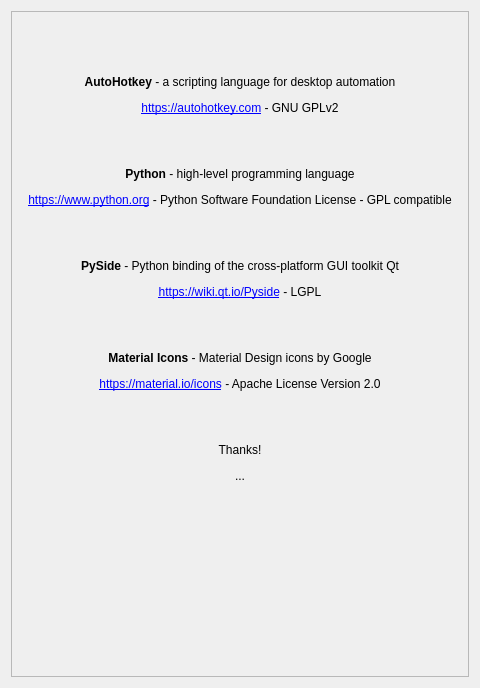
First picture: the form in ui/a2widget/a2licenses_widget.ui, repository ewerybody/a2, before the edit.
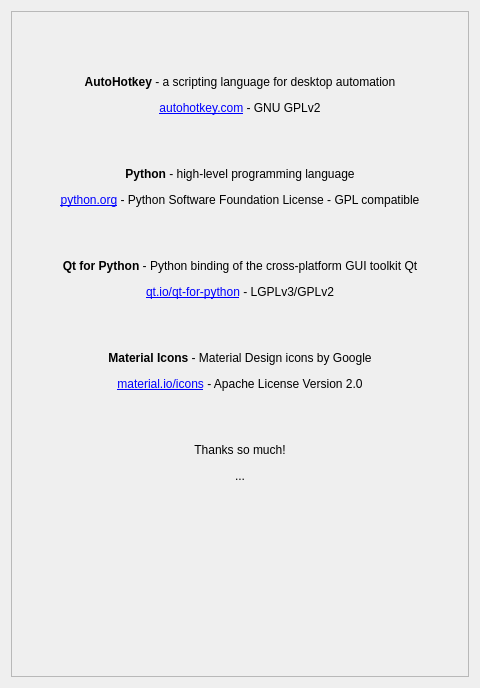
Second picture: the form after the edit. Icons and pictures are not drawn.

Commit message: updated the PySide/Qt for Python License ui

```diff
--- a/ui/a2widget/a2licenses_widget.ui
+++ b/ui/a2widget/a2licenses_widget.ui
@@ -38,7 +38,7 @@
           <bool>false</bool>
          </property>
          <property name="text">
-          <string>&lt;html&gt;&lt;head/&gt;&lt;body&gt;&lt;p align=&quot;center&quot;&gt;&lt;br/&gt;&lt;/p&gt;&lt;p align=&quot;center&quot;&gt;&lt;img src=&quot;res/logo_ahk.png&quot;/&gt;&lt;br/&gt;&lt;span style=&quot; font-weight:600;&quot;&gt;AutoHotkey&lt;/span&gt; - a scripting language for desktop automation&lt;/p&gt;&lt;p align=&quot;center&quot;&gt;&lt;a href=&quot;https://autohotkey.com&quot;&gt;&lt;span style=&quot; text-decoration: underline; color:#0000ff;&quot;&gt;https://autohotkey.com&lt;/span&gt;&lt;/a&gt; - GNU GPLv2&lt;/p&gt;&lt;p align=&quot;center&quot;&gt;&lt;br/&gt;&lt;/p&gt;&lt;p align=&quot;center&quot;&gt;&lt;img src=&quot;res/logo_python.png&quot;/&gt;&lt;/p&gt;&lt;p align=&quot;center&quot;&gt;&lt;span style=&quot; font-weight:600;&quot;&gt;Python&lt;/span&gt; - high-level programming language&lt;/p&gt;&lt;p align=&quot;center&quot;&gt;&lt;a href=&quot;https://www.python.org/&quot;&gt;&lt;span style=&quot; text-decoration: underline; color:#0000ff;&quot;&gt;https://www.python.org&lt;/span&gt;&lt;/a&gt; - Python Software Foundation License - GPL compatible&lt;/p&gt;&lt;p align=&quot;center&quot;&gt;&lt;br/&gt;&lt;/p&gt;&lt;p align=&quot;center&quot;&gt;&lt;img src=&quot;res/logo_pyside.png&quot;/&gt;&lt;/p&gt;&lt;p align=&quot;center&quot;&gt;&lt;span style=&quot; font-weight:600;&quot;&gt;PySide&lt;/span&gt; - Python binding of the cross-platform GUI toolkit Qt&lt;/p&gt;&lt;p align=&quot;center&quot;&gt;&lt;a href=&quot;https://wiki.qt.io/Pyside&quot;&gt;&lt;span style=&quot; text-decoration: underline; color:#0000ff;&quot;&gt;https://wiki.qt.io/Pyside&lt;/span&gt;&lt;/a&gt; - LGPL&lt;/p&gt;&lt;p align=&quot;center&quot;&gt;&lt;br/&gt;&lt;/p&gt;&lt;p align=&quot;center&quot;&gt;&lt;img src=&quot;res/logo_material.png&quot;/&gt;&lt;/p&gt;&lt;p align=&quot;center&quot;&gt;&lt;span style=&quot; font-weight:600;&quot;&gt;Material Icons&lt;/span&gt; - Material Design icons by Google&lt;/p&gt;&lt;p align=&quot;center&quot;&gt;&lt;a href=&quot;https://material.io/icons&quot;&gt;&lt;span style=&quot; text-decoration: underline; color:#0000ff;&quot;&gt;https://material.io/icons&lt;/span&gt;&lt;/a&gt; - Apache License Version 2.0&lt;/p&gt;&lt;p align=&quot;center&quot;&gt;&lt;br/&gt;&lt;/p&gt;&lt;p align=&quot;center&quot;&gt;Thanks!&lt;/p&gt;&lt;p align=&quot;center&quot;&gt;...&lt;/p&gt;&lt;/body&gt;&lt;/html&gt;</string>
+          <string>&lt;html&gt;&lt;head/&gt;&lt;body&gt;&lt;p align=&quot;center&quot;&gt;&lt;br/&gt;&lt;/p&gt;&lt;p align=&quot;center&quot;&gt;&lt;img src=&quot;res/logo_ahk.png&quot;/&gt;&lt;br/&gt;&lt;span style=&quot; font-weight:600;&quot;&gt;AutoHotkey&lt;/span&gt; - a scripting language for desktop automation&lt;/p&gt;&lt;p align=&quot;center&quot;&gt;&lt;a href=&quot;https://autohotkey.com&quot;&gt;&lt;span style=&quot; text-decoration: underline; color:#0000ff;&quot;&gt;autohotkey.com&lt;/span&gt;&lt;/a&gt; - GNU GPLv2&lt;/p&gt;&lt;p align=&quot;center&quot;&gt;&lt;br/&gt;&lt;/p&gt;&lt;p align=&quot;center&quot;&gt;&lt;img src=&quot;res/logo_python.png&quot;/&gt;&lt;/p&gt;&lt;p align=&quot;center&quot;&gt;&lt;span style=&quot; font-weight:600;&quot;&gt;Python&lt;/span&gt; - high-level programming language&lt;/p&gt;&lt;p align=&quot;center&quot;&gt;&lt;a href=&quot;https://www.python.org/&quot;&gt;&lt;span style=&quot; text-decoration: underline; color:#0000ff;&quot;&gt;python.org&lt;/span&gt;&lt;/a&gt; - Python Software Foundation License - GPL compatible&lt;/p&gt;&lt;p align=&quot;center&quot;&gt;&lt;br/&gt;&lt;/p&gt;&lt;p align=&quot;center&quot;&gt;&lt;img src=&quot;res/logo_pyside.png&quot;/&gt;&lt;/p&gt;&lt;p align=&quot;center&quot;&gt;&lt;span style=&quot; font-weight:600;&quot;&gt;Qt for Python&lt;/span&gt; - Python binding of the cross-platform GUI toolkit Qt&lt;/p&gt;&lt;p align=&quot;center&quot;&gt;&lt;a href=&quot;https://www.qt.io/qt-for-python&quot;&gt;&lt;span style=&quot; text-decoration: underline; color:#0000ff;&quot;&gt;qt.io/qt-for-python&lt;/span&gt;&lt;/a&gt; - LGPLv3/GPLv2&lt;/p&gt;&lt;p align=&quot;center&quot;&gt;&lt;br/&gt;&lt;/p&gt;&lt;p align=&quot;center&quot;&gt;&lt;img src=&quot;res/logo_material.png&quot;/&gt;&lt;/p&gt;&lt;p align=&quot;center&quot;&gt;&lt;span style=&quot; font-weight:600;&quot;&gt;Material Icons&lt;/span&gt; - Material Design icons by Google&lt;/p&gt;&lt;p align=&quot;center&quot;&gt;&lt;a href=&quot;https://material.io/icons&quot;&gt;&lt;span style=&quot; text-decoration: underline; color:#0000ff;&quot;&gt;material.io/icons&lt;/span&gt;&lt;/a&gt; - Apache License Version 2.0&lt;/p&gt;&lt;p align=&quot;center&quot;&gt;&lt;br/&gt;&lt;/p&gt;&lt;p align=&quot;center&quot;&gt;Thanks so much!&lt;/p&gt;&lt;p align=&quot;center&quot;&gt;...&lt;/p&gt;&lt;/body&gt;&lt;/html&gt;</string>
          </property>
          <property name="alignment">
           <set>Qt::AlignLeading|Qt::AlignLeft|Qt::AlignTop</set>
```
The commit also changes 3 other files.
